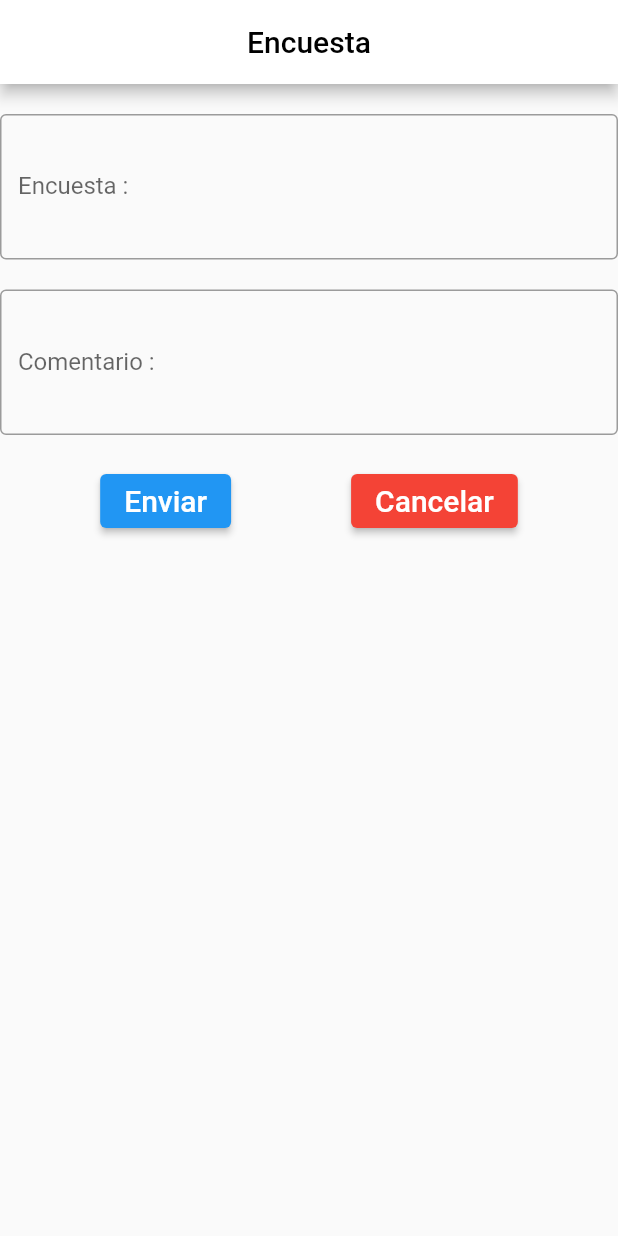
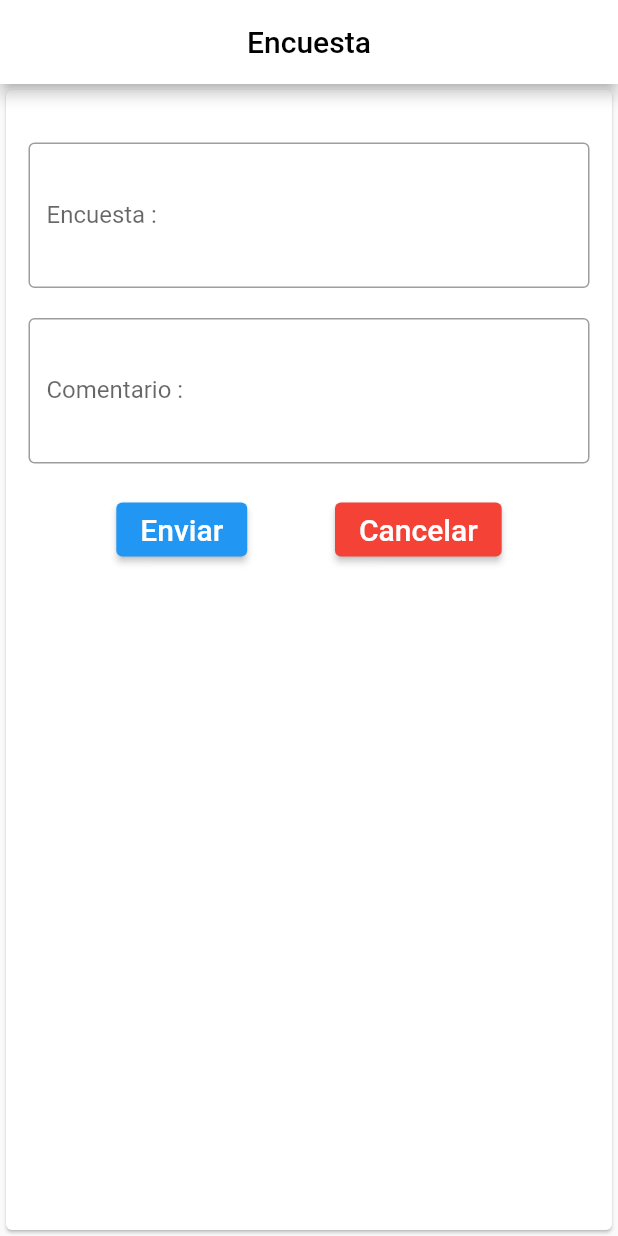
Before and after one commit to JuanJoseTJ29/TallerMovil, a Flutter app: the screen it shows after launch, on a phone screen of 412 x 824 dp. Run offline on Flutter 3.47's test engine with Material 2 defaults, Android fonts, the phone set to English and light mode, and no system bars.

Commit message:
Añadiendo centers

```diff
--- a/lib/main.dart
+++ b/lib/main.dart
@@ -40,9 +40,15 @@ class _EncuestaState extends State< Encuesta> {
 
   @override
   Widget build(BuildContext context) {
-    return Form(
+    return Center(
+      child: Card(
+        child: Padding(
+          padding: const EdgeInsets.all(15.0),
+          child: SizedBox(
+            child: Form(
               key: _formkey,
-      child: (Column(
+              child: Column(
+                mainAxisAlignment: MainAxisAlignment.start,
                 children: <Widget>[
                   SizedBox(height: 20),
                   TextFormField(
@@ -74,7 +80,7 @@ class _EncuestaState extends State< Encuesta> {
                   SizedBox(height: 20),
                   Center(
                       child: (Row(
-                  mainAxisAlignment: MainAxisAlignment.center,
+                          mainAxisAlignment: MainAxisAlignment.spaceEvenly,
                           children: <Widget>[
                             ElevatedButton(
                               onPressed: () {
@@ -85,7 +91,6 @@ class _EncuestaState extends State< Encuesta> {
                               },
                               child: Text('Enviar', style: TextStyle(fontSize: 20)),
                             ),
-                SizedBox(width: 80),
                             ElevatedButton(
                               onPressed: () {},
                               child: Text('Cancelar',
@@ -95,6 +100,9 @@ class _EncuestaState extends State< Encuesta> {
                           ])))
                 ],
               )),
+            ),
+          ),
+        ),
       );
   }
 }
```
Lines whose indentation alone changed are shown as unchanged.
